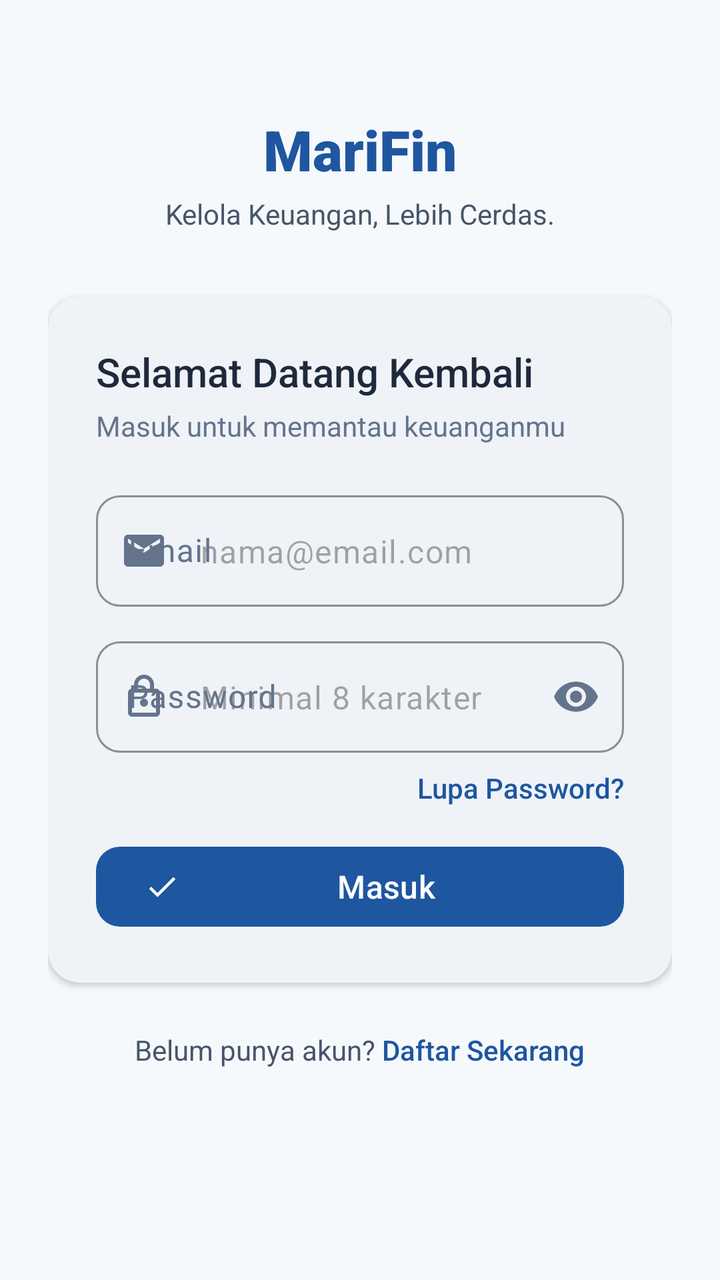
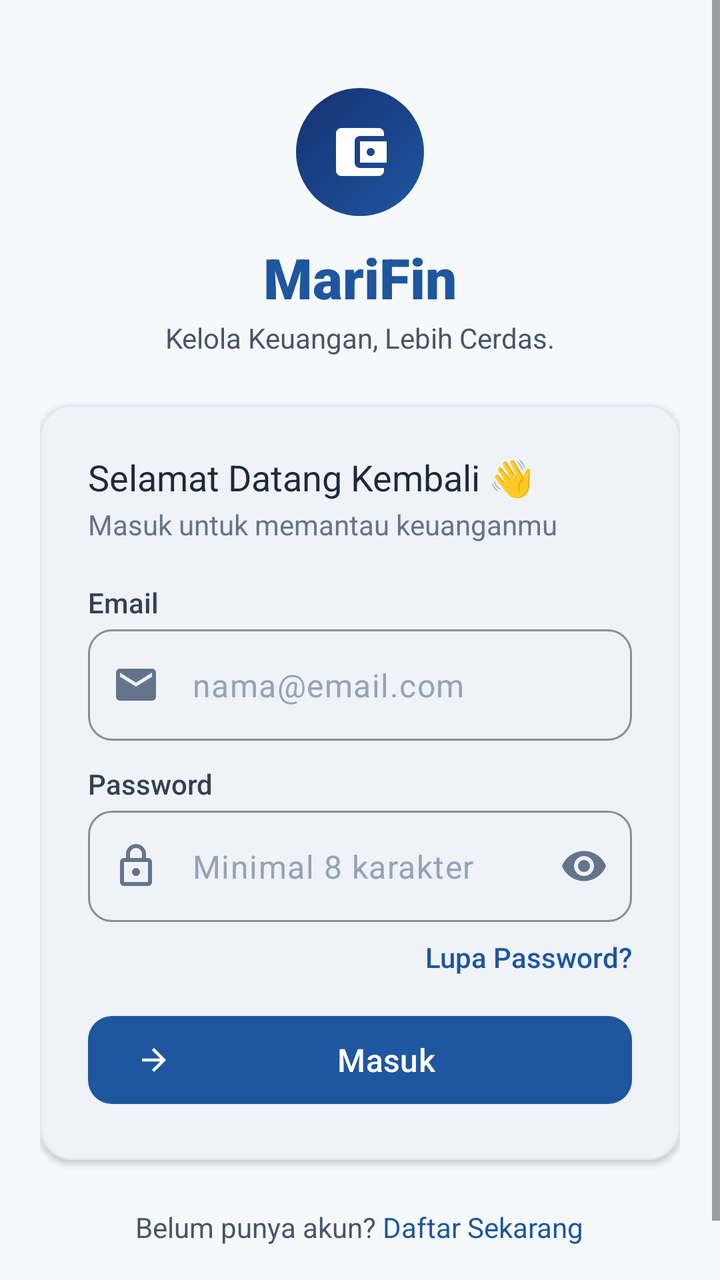

Compare the two renders of this Android layout. The source of the first and the diff that turns it into the second are given below.
<!-- AndroidManifest.xml: application theme Theme.MariFin -->
<!-- res/layout/fragment_login.xml -->
<?xml version="1.0" encoding="utf-8"?>
<ScrollView xmlns:android="http://schemas.android.com/apk/res/android"
    xmlns:app="http://schemas.android.com/apk/res-auto"
    android:layout_width="match_parent"
    android:layout_height="match_parent"
    android:fillViewport="true"
    android:background="@color/background">

    <LinearLayout
        android:layout_width="match_parent"
        android:layout_height="wrap_content"
        android:orientation="vertical"
        android:padding="@dimen/spacing_xl"
        android:gravity="center_horizontal">

        
        <LinearLayout
            android:layout_width="match_parent"
            android:layout_height="wrap_content"
            android:orientation="vertical"
            android:gravity="center"
            android:layout_marginTop="@dimen/spacing_2xl"
            android:layout_marginBottom="@dimen/spacing_2xl">

            <TextView
                android:id="@+id/tv_brand_name"
                android:layout_width="wrap_content"
                android:layout_height="wrap_content"
                android:text="@string/app_name"
                android:textSize="@dimen/text_3xl"
                android:fontFamily="sans-serif-black"
                android:textColor="@color/primary" />

            <TextView
                android:id="@+id/tv_tagline"
                android:layout_width="wrap_content"
                android:layout_height="wrap_content"
                android:text="@string/app_tagline"
                android:textSize="@dimen/text_sm"
                android:fontFamily="sans-serif"
                android:textColor="@color/gray_600"
                android:layout_marginTop="@dimen/spacing_xs" />
        </LinearLayout>

        
        <com.google.android.material.card.MaterialCardView
            android:layout_width="match_parent"
            android:layout_height="wrap_content"
            style="@style/Widget.MariFin.CardView"
            app:cardElevation="@dimen/elevation_low"
            app:contentPadding="@dimen/spacing_xl">

            <LinearLayout
                android:layout_width="match_parent"
                android:layout_height="wrap_content"
                android:orientation="vertical">

                <TextView
                    android:layout_width="wrap_content"
                    android:layout_height="wrap_content"
                    android:text="Selamat Datang Kembali"
                    android:textSize="@dimen/text_xl"
                    android:fontFamily="sans-serif-medium"
                    android:textColor="@color/on_surface"
                    android:layout_marginBottom="@dimen/spacing_xs" />

                <TextView
                    android:layout_width="wrap_content"
                    android:layout_height="wrap_content"
                    android:text="Masuk untuk memantau keuanganmu"
                    android:textSize="@dimen/text_sm"
                    android:textColor="@color/gray_500"
                    android:layout_marginBottom="@dimen/spacing_lg" />

                
                <com.google.android.material.textfield.TextInputLayout
                    android:id="@+id/til_email"
                    android:layout_width="match_parent"
                    android:layout_height="wrap_content"
                    android:hint="@string/label_email"
                    style="@style/Widget.MariFin.TextInputLayout"
                    app:startIconDrawable="@drawable/ic_email"
                    android:layout_marginBottom="@dimen/spacing_md">

                    <com.google.android.material.textfield.TextInputEditText
                        android:id="@+id/et_email"
                        android:layout_width="match_parent"
                        android:layout_height="wrap_content"
                        android:inputType="textEmailAddress"
                        android:hint="@string/placeholder_email"
                        android:textSize="@dimen/text_base" />
                </com.google.android.material.textfield.TextInputLayout>

                
                <com.google.android.material.textfield.TextInputLayout
                    android:id="@+id/til_password"
                    android:layout_width="match_parent"
                    android:layout_height="wrap_content"
                    android:hint="@string/label_password"
                    style="@style/Widget.MariFin.TextInputLayout"
                    app:startIconDrawable="@drawable/ic_lock"
                    app:endIconMode="password_toggle"
                    android:layout_marginBottom="@dimen/spacing_xs">

                    <com.google.android.material.textfield.TextInputEditText
                        android:id="@+id/et_password"
                        android:layout_width="match_parent"
                        android:layout_height="wrap_content"
                        android:inputType="textPassword"
                        android:hint="@string/placeholder_password"
                        android:textSize="@dimen/text_base" />
                </com.google.android.material.textfield.TextInputLayout>

                
                <TextView
                    android:id="@+id/btn_forgot_password"
                    android:layout_width="wrap_content"
                    android:layout_height="wrap_content"
                    android:text="Lupa Password?"
                    android:textColor="@color/primary"
                    android:textSize="@dimen/text_sm"
                    android:fontFamily="sans-serif-medium"
                    android:layout_gravity="end"
                    android:paddingTop="@dimen/spacing_xs"
                    android:paddingBottom="@dimen/spacing_base" />

                
                <com.google.android.material.button.MaterialButton
                    android:id="@+id/btn_login"
                    android:layout_width="match_parent"
                    android:layout_height="wrap_content"
                    android:text="@string/action_login"
                    app:icon="@drawable/ic_check"
                    style="@style/Widget.MariFin.Button" />

                
                <ProgressBar
                    android:id="@+id/progress_bar"
                    android:layout_width="wrap_content"
                    android:layout_height="wrap_content"
                    android:layout_gravity="center"
                    android:visibility="gone"
                    android:layout_marginTop="@dimen/spacing_md" />

            </LinearLayout>
        </com.google.android.material.card.MaterialCardView>

        
        <LinearLayout
            android:layout_width="wrap_content"
            android:layout_height="wrap_content"
            android:orientation="horizontal"
            android:layout_marginTop="@dimen/spacing_xl">

            <TextView
                android:layout_width="wrap_content"
                android:layout_height="wrap_content"
                android:text="Belum punya akun? "
                android:textColor="@color/gray_600"
                android:textSize="@dimen/text_sm" />

            <TextView
                android:id="@+id/btn_to_register"
                android:layout_width="wrap_content"
                android:layout_height="wrap_content"
                android:text="Daftar Sekarang"
                android:textColor="@color/primary"
                android:fontFamily="sans-serif-medium"
                android:textSize="@dimen/text_sm" />
        </LinearLayout>

    </LinearLayout>
</ScrollView>
<!-- resources referenced by this layout -->
<resources>
  <color name="background">#F6F9FC</color>
  <color name="gray_500">#64748B</color>
  <color name="gray_600">#475569</color>
  <color name="on_surface">#1E293B</color>
  <color name="primary">#1E56A0</color>
  <dimen name="elevation_low">2dp</dimen>
  <dimen name="spacing_2xl">32dp</dimen>
  <dimen name="spacing_base">16dp</dimen>
  <dimen name="spacing_lg">20dp</dimen>
  <dimen name="spacing_md">12dp</dimen>
  <dimen name="spacing_xl">24dp</dimen>
  <dimen name="spacing_xs">4dp</dimen>
  <dimen name="text_3xl">28sp</dimen>
  <dimen name="text_base">16sp</dimen>
  <dimen name="text_sm">14sp</dimen>
  <dimen name="text_xl">20sp</dimen>
  <!-- drawable ic_check (drawable) -->
  <vector xmlns:android="http://schemas.android.com/apk/res/android"
      android:width="24dp"
      android:height="24dp"
      android:viewportWidth="24"
      android:viewportHeight="24"
      android:tint="?attr/colorControlNormal">
    <path
        android:fillColor="@android:color/white"
        android:pathData="M9,16.17L4.83,12l-1.42,1.41L9,19 21,7l-1.41,-1.41z"/>
  </vector>
  <string name="action_login">Masuk</string>
  <string name="app_name">MariFin</string>
  <string name="app_tagline">Kelola Keuangan, Lebih Cerdas.</string>
  <string name="label_email">Email</string>
  <string name="label_password">Password</string>
  <string name="placeholder_email">nama@email.com</string>
  <string name="placeholder_password">Minimal 8 karakter</string>
  <style name="Widget.MariFin.CardView" parent="Widget.Material3.CardView.Elevated">
          <item name="cardCornerRadius">@dimen/radius_lg</item>
          <item name="cardElevation">@dimen/elevation_low</item>
          <item name="cardBackgroundColor">@color/surface</item>
          <item name="strokeWidth">0dp</item>
      </style>
  <dimen name="radius_md">12dp</dimen>
  <dimen name="min_touch_target">48dp</dimen>
  <color name="on_primary">#FFFFFF</color>
  <dimen name="spacing_sm">8dp</dimen>
  <dimen name="radius_lg">16dp</dimen>
  <color name="surface">#FFFFFF</color>
  <color name="expense_red">#EF4444</color>
  <color name="primary_container">#E8F1FA</color>
  <color name="on_primary_container">#163172</color>
  <color name="secondary">#3AB4F2</color>
  <color name="on_secondary">#FFFFFF</color>
  <color name="surface_variant">#F8FAFC</color>
  <color name="on_surface_variant">#64748B</color>
  <!-- unchanged entries left out for length: 5 -->
</resources>

<!-- the commit's change to res/layout/fragment_login.xml (unified diff, before → after) -->
@@ -10,7 +10,8 @@
         android:layout_width="match_parent"
         android:layout_height="wrap_content"
         android:orientation="vertical"
-        android:padding="@dimen/spacing_xl"
+        android:paddingHorizontal="@dimen/spacing_lg"
+        android:paddingVertical="@dimen/spacing_xl"
         android:gravity="center_horizontal">
 
         
@@ -19,8 +20,23 @@
             android:layout_height="wrap_content"
             android:orientation="vertical"
             android:gravity="center"
-            android:layout_marginTop="@dimen/spacing_2xl"
-            android:layout_marginBottom="@dimen/spacing_2xl">
+            android:layout_marginTop="@dimen/spacing_lg"
+            android:layout_marginBottom="@dimen/spacing_xl">
+
+            <FrameLayout
+                android:layout_width="64dp"
+                android:layout_height="64dp"
+                android:background="@drawable/bg_brand_logo_circle"
+                android:layout_marginBottom="@dimen/spacing_md">
+
+                <ImageView
+                    android:layout_width="32dp"
+                    android:layout_height="32dp"
+                    android:layout_gravity="center"
+                    android:src="@drawable/ic_wallet_card"
+                    app:tint="@color/white"
+                    android:contentDescription="@string/app_name" />
+            </FrameLayout>
 
             <TextView
                 android:id="@+id/tv_brand_name"
@@ -39,7 +55,7 @@
                 android:textSize="@dimen/text_sm"
                 android:fontFamily="sans-serif"
                 android:textColor="@color/gray_600"
-                android:layout_marginTop="@dimen/spacing_xs" />
+                android:layout_marginTop="@dimen/spacing_2xs" />
         </LinearLayout>
 
         
@@ -48,6 +64,9 @@
             android:layout_height="wrap_content"
             style="@style/Widget.MariFin.CardView"
             app:cardElevation="@dimen/elevation_low"
+            app:cardCornerRadius="@dimen/radius_lg"
+            app:strokeWidth="1dp"
+            app:strokeColor="@color/divider"
             app:contentPadding="@dimen/spacing_xl">
 
             <LinearLayout
@@ -58,11 +77,11 @@
                 <TextView
                     android:layout_width="wrap_content"
                     android:layout_height="wrap_content"
-                    android:text="Selamat Datang Kembali"
-                    android:textSize="@dimen/text_xl"
-                    android:fontFamily="sans-serif-medium"
+                    android:text="Selamat Datang Kembali 👋"
+                    android:textSize="@dimen/text_lg"
+                    android:fontFamily="sans-serif-bold"
                     android:textColor="@color/on_surface"
-                    android:layout_marginBottom="@dimen/spacing_xs" />
+                    android:layout_marginBottom="@dimen/spacing_2xs" />
 
                 <TextView
                     android:layout_width="wrap_content"
@@ -71,13 +90,23 @@
                     android:textSize="@dimen/text_sm"
                     android:textColor="@color/gray_500"
                     android:layout_marginBottom="@dimen/spacing_lg" />
+
+                
+                <TextView
+                    android:layout_width="wrap_content"
+                    android:layout_height="wrap_content"
+                    android:text="@string/label_email"
+                    android:textSize="@dimen/text_sm"
+                    android:fontFamily="sans-serif-medium"
+                    android:textColor="@color/gray_700"
+                    android:layout_marginBottom="@dimen/spacing_xs" />
 
                 
                 <com.google.android.material.textfield.TextInputLayout
                     android:id="@+id/til_email"
                     android:layout_width="match_parent"
                     android:layout_height="wrap_content"
-                    android:hint="@string/label_email"
+                    app:hintEnabled="false"
                     style="@style/Widget.MariFin.TextInputLayout"
                     app:startIconDrawable="@drawable/ic_email"
                     android:layout_marginBottom="@dimen/spacing_md">
@@ -88,15 +117,26 @@
                         android:layout_height="wrap_content"
                         android:inputType="textEmailAddress"
                         android:hint="@string/placeholder_email"
+                        android:textColorHint="@color/gray_400"
                         android:textSize="@dimen/text_base" />
                 </com.google.android.material.textfield.TextInputLayout>
+
+                
+                <TextView
+                    android:layout_width="wrap_content"
+                    android:layout_height="wrap_content"
+                    android:text="@string/label_password"
+                    android:textSize="@dimen/text_sm"
+                    android:fontFamily="sans-serif-medium"
+                    android:textColor="@color/gray_700"
+                    android:layout_marginBottom="@dimen/spacing_xs" />
 
                 
                 <com.google.android.material.textfield.TextInputLayout
                     android:id="@+id/til_password"
                     android:layout_width="match_parent"
                     android:layout_height="wrap_content"
-                    android:hint="@string/label_password"
+                    app:hintEnabled="false"
                     style="@style/Widget.MariFin.TextInputLayout"
                     app:startIconDrawable="@drawable/ic_lock"
                     app:endIconMode="password_toggle"
@@ -108,6 +148,7 @@
                         android:layout_height="wrap_content"
                         android:inputType="textPassword"
                         android:hint="@string/placeholder_password"
+                        android:textColorHint="@color/gray_400"
                         android:textSize="@dimen/text_base" />
                 </com.google.android.material.textfield.TextInputLayout>
 
@@ -128,9 +169,10 @@
                 <com.google.android.material.button.MaterialButton
                     android:id="@+id/btn_login"
                     android:layout_width="match_parent"
-                    android:layout_height="wrap_content"
+                    android:layout_height="52dp"
                     android:text="@string/action_login"
-                    app:icon="@drawable/ic_check"
+                    app:icon="@drawable/ic_arrow_forward"
+                    app:cornerRadius="@dimen/radius_md"
                     style="@style/Widget.MariFin.Button" />
 
                 
@@ -150,7 +192,8 @@
             android:layout_width="wrap_content"
             android:layout_height="wrap_content"
             android:orientation="horizontal"
-            android:layout_marginTop="@dimen/spacing_xl">
+            android:layout_marginTop="@dimen/spacing_xl"
+            android:layout_marginBottom="@dimen/spacing_xl">
 
             <TextView
                 android:layout_width="wrap_content"
@@ -165,7 +208,7 @@
                 android:layout_height="wrap_content"
                 android:text="Daftar Sekarang"
                 android:textColor="@color/primary"
-                android:fontFamily="sans-serif-medium"
+                android:fontFamily="sans-serif-bold"
                 android:textSize="@dimen/text_sm" />
         </LinearLayout>
 
<!-- resource entries referenced after the edit -->
@@ -1,12 +1,15 @@
 <!-- resources referenced by this layout -->
 <resources>
   <color name="background">#F6F9FC</color>
+  <color name="divider">#E2E8F0</color>
+  <color name="gray_400">#94A3B8</color>
   <color name="gray_500">#64748B</color>
   <color name="gray_600">#475569</color>
+  <color name="gray_700">#334155</color>
   <color name="on_surface">#1E293B</color>
   <color name="primary">#1E56A0</color>
+  <color name="white">#FFFFFF</color>
   <dimen name="elevation_low">2dp</dimen>
-  <dimen name="spacing_2xl">32dp</dimen>
   <dimen name="spacing_base">16dp</dimen>
   <dimen name="spacing_lg">20dp</dimen>
   <dimen name="spacing_md">12dp</dimen>
@@ -14,9 +17,22 @@
   <dimen name="spacing_xs">4dp</dimen>
   <dimen name="text_3xl">28sp</dimen>
   <dimen name="text_base">16sp</dimen>
+  <dimen name="text_lg">18sp</dimen>
   <dimen name="text_sm">14sp</dimen>
-  <dimen name="text_xl">20sp</dimen>
-  <!-- drawable ic_check (drawable) -->
+  <!-- drawable bg_brand_logo_circle (drawable) -->
+  <?xml version="1.0" encoding="utf-8"?>
+  <shape xmlns:android="http://schemas.android.com/apk/res/android"
+      android:shape="oval">
+      <gradient
+          android:type="linear"
+          android:startColor="@color/primary"
+          android:endColor="@color/primary_dark"
+          android:angle="135" />
+      <size
+          android:width="64dp"
+          android:height="64dp" />
+  </shape>
+  <!-- drawable ic_arrow_forward (drawable) -->
   <vector xmlns:android="http://schemas.android.com/apk/res/android"
       android:width="24dp"
       android:height="24dp"
@@ -25,7 +41,18 @@
       android:tint="?attr/colorControlNormal">
     <path
         android:fillColor="@android:color/white"
-        android:pathData="M9,16.17L4.83,12l-1.42,1.41L9,19 21,7l-1.41,-1.41z"/>
+        android:pathData="M12,4l-1.41,1.41L16.17,11H4v2h12.17l-5.58,5.59L12,20l8,-8z"/>
+  </vector>
+  <!-- drawable ic_wallet_card (drawable) -->
+  <vector xmlns:android="http://schemas.android.com/apk/res/android"
+      android:width="24dp"
+      android:height="24dp"
+      android:viewportWidth="24"
+      android:viewportHeight="24"
+      android:tint="?attr/colorControlNormal">
+    <path
+        android:fillColor="@android:color/white"
+        android:pathData="M21,18v1c0,1.1 -0.9,2 -2,2L5,21c-1.11,0 -2,-0.9 -2,-2L3,5c0,-1.1 0.89,-2 2,-2h14c1.1,0 2,0.9 2,2v1h-9c-1.11,0 -2,0.9 -2,2v8c0,1.1 0.89,2 2,2h9zM12,16h10L22,8L12,8v8zM16,13.5c-0.83,0 -1.5,-0.67 -1.5,-1.5s0.67,-1.5 1.5,-1.5 1.5,0.67 1.5,1.5 -0.67,1.5 -1.5,1.5z"/>
   </vector>
   <string name="action_login">Masuk</string>
   <string name="app_name">MariFin</string>
@@ -40,7 +67,9 @@
           <item name="cardBackgroundColor">@color/surface</item>
           <item name="strokeWidth">0dp</item>
       </style>
+  <color name="primary_dark">#163172</color>
   <dimen name="radius_md">12dp</dimen>
+  <dimen name="spacing_2xs">2dp</dimen>
   <dimen name="min_touch_target">48dp</dimen>
   <color name="on_primary">#FFFFFF</color>
   <dimen name="spacing_sm">8dp</dimen>
